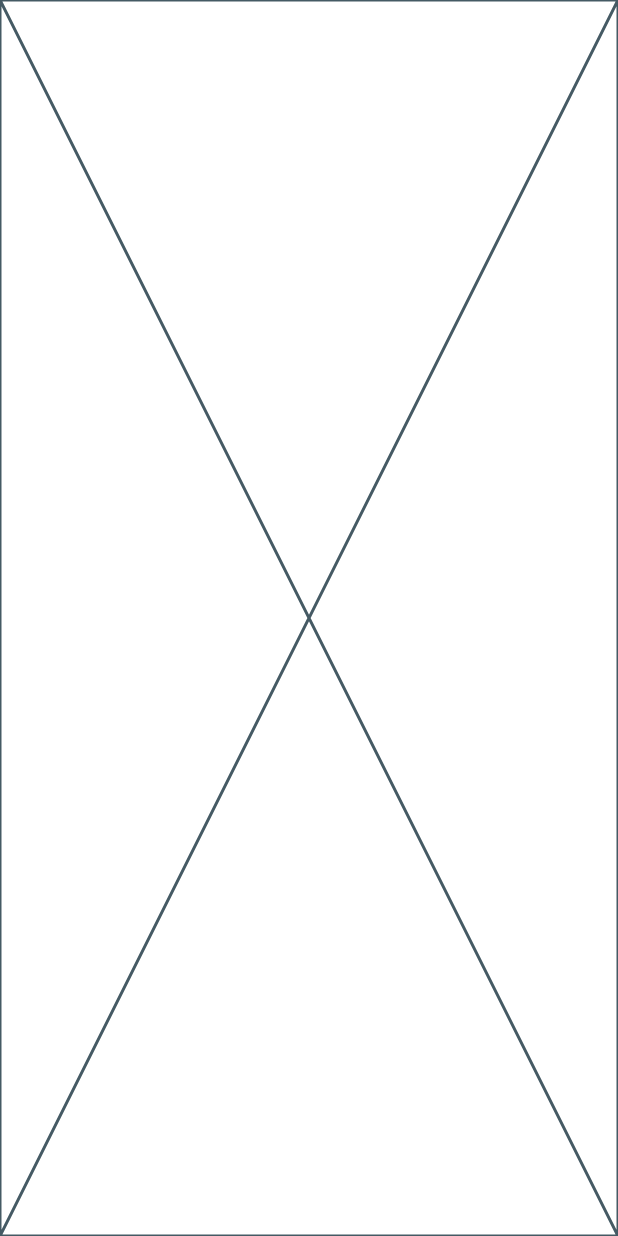
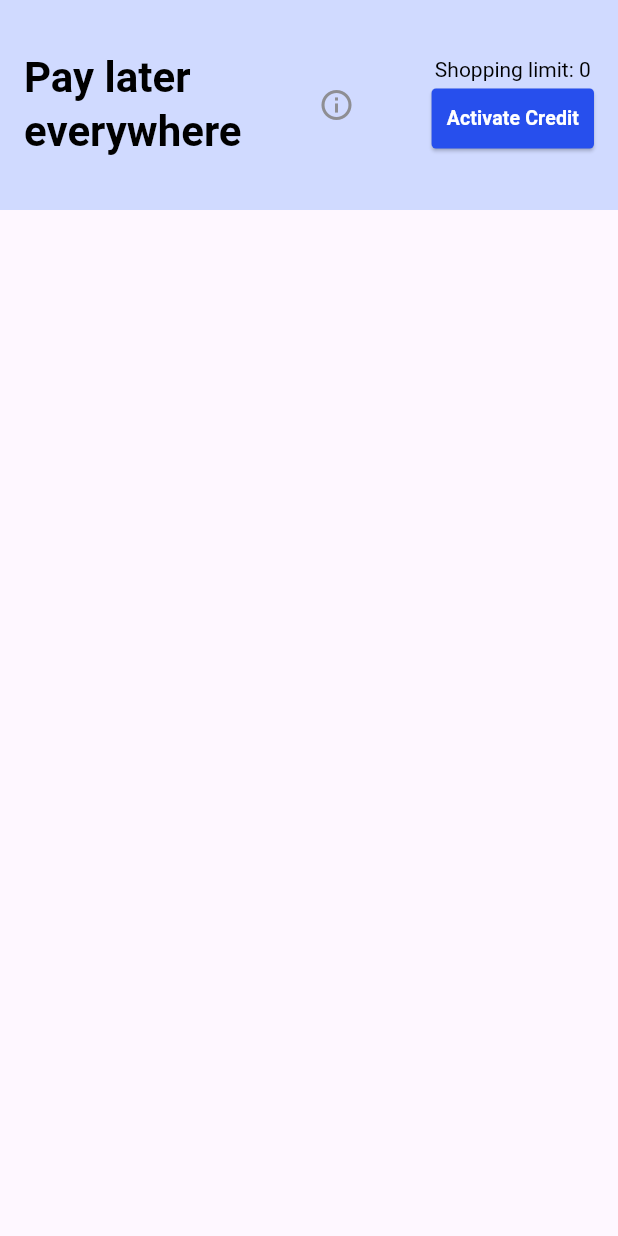
Before and after one commit to Olamidotune/credpal_ui_test, a Flutter app: the screen it shows after launch, on a phone screen of 412 x 824 dp. Run offline on Flutter 3.47's test engine with Material 3 defaults, Android fonts, the light colour scheme and no system bars; our stand-ins replace google_fonts.

Commit message:
feat: complete the app bar on the home screen

```diff
--- /dev/null
+++ b/lib/core/constants/app_colors.dart
@@ -0,0 +1,18 @@
+import 'dart:ui';
+
+class AppColors {
+  static const primaryColor = Color(0xFF274FED);
+  static const secondaryColor = Color(0xFFD0DAFF);
+  static const greenColor = Color(0xFF34C759);
+  static const whiteColor = Color(0xFFFFFFFF);
+  static const redColor = Color(0xFFFF3B30);
+  static const primaryTextColor = Color(0xFF373737);
+  static const secondaryTexColor = Color(0xFF171717);
+  static const greyColor = Color(0xFF8E8E93);
+  static const blackColor = Color(0xFF000000);
+  static final shadowColor = const Color(0xFF000000).withValues(alpha: 0.1);
+  static const textColor = Color(0xFF1F1F1F);
+  static const darkBg = Color(0xFF0A0F1A);
+  static const darkSurface = Color(0xFF121826);
+  static const lightBg = Color(0xFFF9FAFB);
+}
--- /dev/null
+++ b/lib/core/theme/text_styles.dart
@@ -0,0 +1,40 @@
+import 'package:credpal_ui_test/core/constants/app_colors.dart';
+import 'package:flutter/material.dart';
+
+class TextStyles {
+  static const TextStyle heading1 = TextStyle(
+    fontSize: 28,
+    fontWeight: FontWeight.bold,
+    color: AppColors.blackColor,
+  );
+
+  static const TextStyle heading2 = TextStyle(
+    fontSize: 24,
+    fontWeight: FontWeight.w600,
+    color: AppColors.blackColor,
+  );
+
+  static const TextStyle bodyText = TextStyle(
+    fontSize: 14,
+    fontWeight: FontWeight.normal,
+    color: AppColors.blackColor,
+  );
+
+  static const TextStyle bodyTextBold = TextStyle(
+    fontSize: 14,
+    fontWeight: FontWeight.w800,
+    color: AppColors.blackColor,
+  );
+
+  static const TextStyle buttonText = TextStyle(
+    fontSize: 13,
+    fontWeight: FontWeight.w700,
+    color: AppColors.whiteColor,
+  );
+
+  static const TextStyle caption = TextStyle(
+    fontSize: 12,
+    fontWeight: FontWeight.normal,
+    color: AppColors.greyColor,
+  );
+}
--- a/lib/main.dart
+++ b/lib/main.dart
@@ -11,11 +11,15 @@
 
   @override
   Widget build(BuildContext context) {
-    return MaterialApp(
-      title: 'CredPal UI Test',
-      debugShowCheckedModeBanner: false,
-      routes: AppRoutes.routes,
-      initialRoute: HomeScreen.routeName,
+    return Builder(
+      builder: (context) {
+        return MaterialApp(
+          title: 'CredPal UI Test',
+          debugShowCheckedModeBanner: false,
+          routes: AppRoutes.routes,
+          initialRoute: HomeScreen.routeName,
+        );
+      },
     );
   }
 }
--- a/lib/presentation/screens/home.dart
+++ b/lib/presentation/screens/home.dart
@@ -1,3 +1,6 @@
+import 'package:credpal_ui_test/core/constants/app_colors.dart';
+import 'package:credpal_ui_test/core/theme/text_styles.dart';
+import 'package:credpal_ui_test/presentation/widgets/button.dart';
 import 'package:flutter/material.dart';
 
 class HomeScreen extends StatelessWidget {
@@ -7,6 +10,27 @@
 
   @override
   Widget build(BuildContext context) {
-    return const Placeholder();
+    return Scaffold(
+      appBar: AppBar(
+        backgroundColor: AppColors.secondaryColor,
+        centerTitle: false,
+        shape: const RoundedRectangleBorder(),
+        title: Row(
+          mainAxisAlignment: MainAxisAlignment.spaceBetween,
+          children: [
+            Text('Pay later \neverywhere', style: TextStyles.heading1),
+            Icon(Icons.info_outline, color: AppColors.greyColor),
+            Column(
+              children: [
+                Text('Shopping limit: 0', style: TextStyles.bodyText),
+                const Button(),
+              ],
+            ),
+          ],
+        ),
+
+        toolbarHeight: 140,
+      ),
+    );
   }
 }
--- /dev/null
+++ b/lib/presentation/widgets/button.dart
@@ -0,0 +1,24 @@
+import 'package:credpal_ui_test/core/constants/app_colors.dart';
+import 'package:credpal_ui_test/core/theme/text_styles.dart';
+import 'package:flutter/material.dart';
+
+class Button extends StatelessWidget {
+  const Button({super.key});
+
+  @override
+  Widget build(BuildContext context) {
+    return ElevatedButton(
+      style: ButtonStyle(
+        backgroundColor: WidgetStateProperty.all<Color>(AppColors.primaryColor),
+        padding: WidgetStateProperty.all<EdgeInsets>(const EdgeInsets.all(10)),
+        shape: WidgetStateProperty.all<RoundedRectangleBorder>(
+          RoundedRectangleBorder(
+            borderRadius: BorderRadius.all(Radius.circular(3.0)),
+          ),
+        ),
+      ),
+      onPressed: () {},
+      child: Text('Activate Credit', style: TextStyles.buttonText),
+    );
+  }
+}
--- a/pubspec.yaml
+++ b/pubspec.yaml
@@ -34,6 +34,7 @@
   # The following adds the Cupertino Icons font to your application.
   # Use with the CupertinoIcons class for iOS style icons.
   cupertino_icons: ^1.0.8
+  google_fonts: ^7.0.2
 
 dev_dependencies:
   flutter_test:
```
Also changed, not shown: lib/core/theme/theme_data.dart (added, +112 -0 lines), pubspec.lock, 9 other files.
